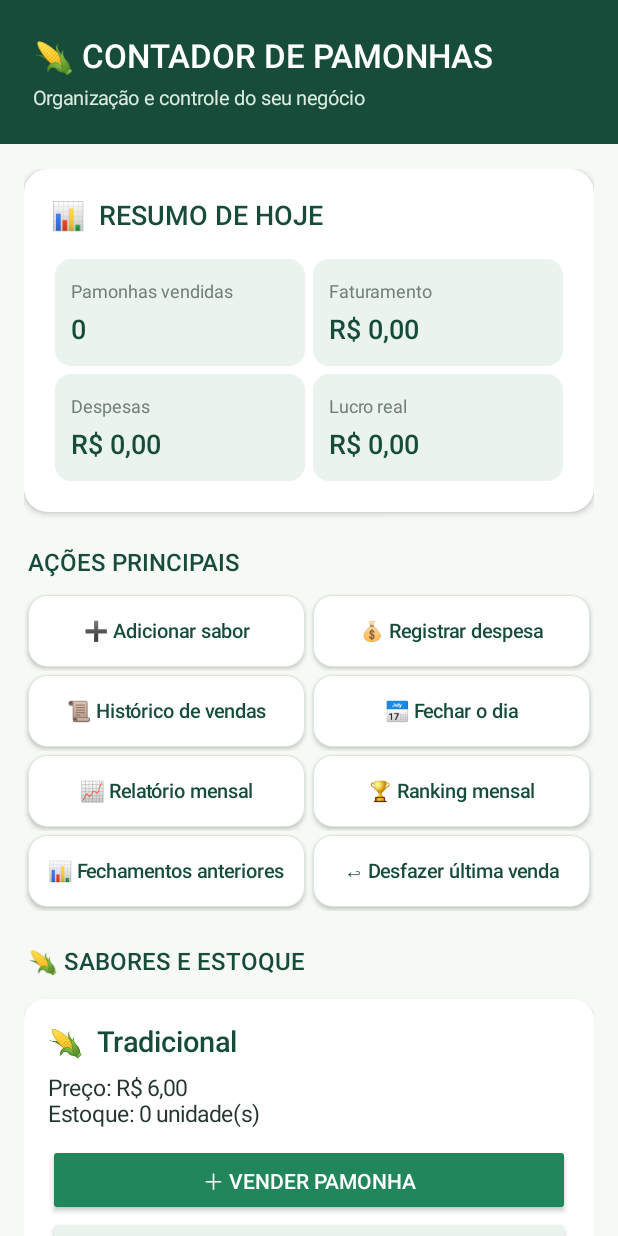
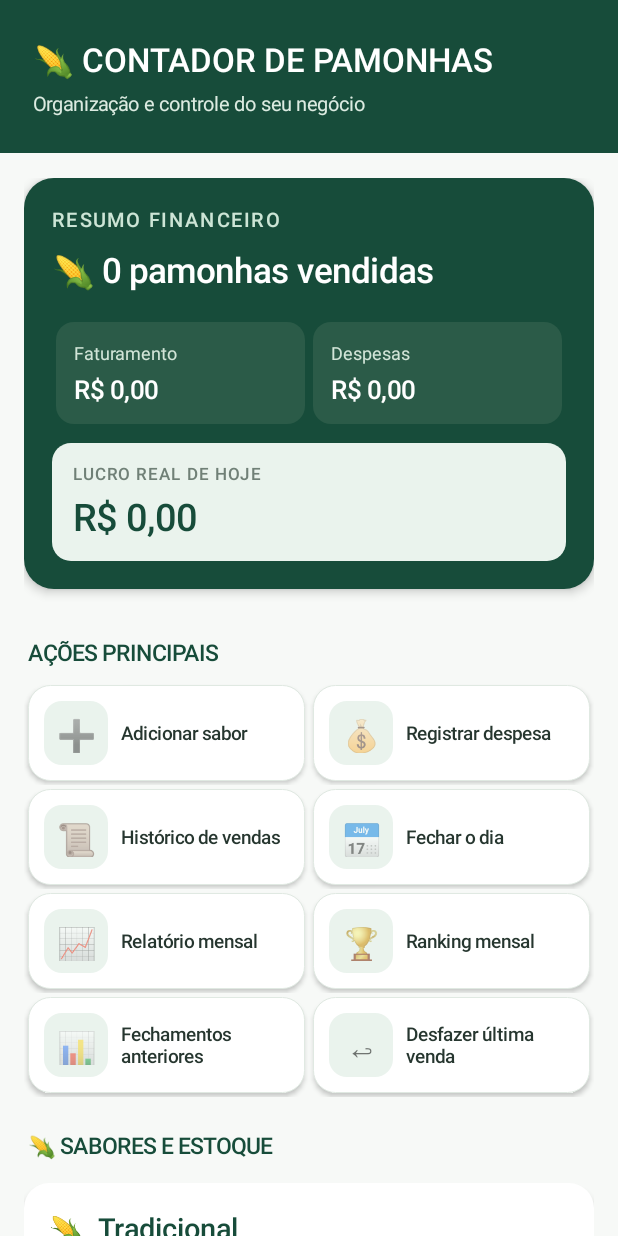
Before and after one commit to joaovitoorcarvalhoo057-creator/Controle-mensal-, an Android app: the screen it shows after launch (MainActivity), on a phone screen of 412 x 824 dp. Run offline under Robolectric (Android 15) with nearby library versions, the phone set to English and light mode, and no system bars.

Commit message:
Update MainActivity.kt

```diff
--- a/app/src/main/java/com/controle/mensal/MainActivity.kt
+++ b/app/src/main/java/com/controle/mensal/MainActivity.kt
@@ -1,3 +1,4 @@
+
 package com.controle.mensal
 
 import android.os.Bundle
@@ -65,7 +66,7 @@ class MainActivity : AppCompatActivity() {
         val header = LinearLayout(this).apply {
             orientation = LinearLayout.VERTICAL
             gravity = Gravity.CENTER_VERTICAL
-            setPadding(dp(22), dp(22), dp(22), dp(22))
+            setPadding(dp(22), dp(25), dp(22), dp(24))
             setBackgroundColor(darkGreen)
         }
 
@@ -81,10 +82,12 @@ class MainActivity : AppCompatActivity() {
             textSize = 13f
             typeface = bodyFont
             setTextColor(Color.rgb(220, 235, 225))
-            setPadding(0, dp(5), 0, 0)
+            setPadding(0, dp(6), 0, 0)
         })
 
-        val scroll = ScrollView(this)
+        val scroll = ScrollView(this).apply {
+            isFillViewport = true
+        }
 
         content = LinearLayout(this).apply {
             orientation = LinearLayout.VERTICAL
@@ -94,7 +97,14 @@ class MainActivity : AppCompatActivity() {
         scroll.addView(content)
 
         root.addView(header)
-        root.addView(scroll)
+        root.addView(
+            scroll,
+            LinearLayout.LayoutParams(
+                LinearLayout.LayoutParams.MATCH_PARENT,
+                0,
+                1f
+            )
+        )
 
         setContentView(root)
 
@@ -153,80 +163,116 @@ class MainActivity : AppCompatActivity() {
     }
 
     private fun addSummaryCard(result: FinancialSummary) {
-
         val card = LinearLayout(this).apply {
             orientation = LinearLayout.VERTICAL
-            setPadding(dp(18), dp(18), dp(18), dp(18))
-            background = roundedBackground(Color.WHITE, 16)
-            elevation = dp(3).toFloat()
+            setPadding(dp(19), dp(19), dp(19), dp(19))
+            background = roundedBackground(darkGreen, 20)
+            elevation = dp(4).toFloat()
         }
 
         card.addView(TextView(this).apply {
-            text = "📊  RESUMO DE HOJE"
-            textSize = 18f
+            text = "RESUMO FINANCEIRO"
+            textSize = 13f
+            letterSpacing = 0.12f
             typeface = titleFont
-            setTextColor(darkGreen)
-            setPadding(0, 0, 0, dp(15))
+            setTextColor(Color.rgb(205, 229, 214))
         })
 
-        addMetricRow(
-            card,
-            "Pamonhas vendidas",
-            result.totalUnits.toString(),
-            "Faturamento",
-            FinanceCalculator.formatMoney(result.revenueCents)
-        )
+        card.addView(TextView(this).apply {
+            text = "🌽 ${result.totalUnits} pamonhas vendidas"
+            textSize = 23f
+            typeface = titleFont
+            setTextColor(Color.WHITE)
+            setPadding(0, dp(9), 0, dp(17))
+        })
 
-        addMetricRow(
-            card,
-            "Despesas",
-            FinanceCalculator.formatMoney(result.expensesCents),
-            "Lucro real",
-            FinanceCalculator.formatMoney(result.profitCents)
-        )
-
-        content.addView(card)
-    }
-
-    private fun addMetricRow(
-        parent: LinearLayout,
-        label1: String,
-        value1: String,
-        label2: String,
-        value2: String
-    ) {
-        val row = LinearLayout(this).apply {
+        val firstRow = LinearLayout(this).apply {
             orientation = LinearLayout.HORIZONTAL
         }
 
-        row.addView(metricView(label1, value1), weightParams())
-        row.addView(metricView(label2, value2), weightParams())
+        firstRow.addView(
+            metricView(
+                "Faturamento",
+                FinanceCalculator.formatMoney(result.revenueCents)
+            ),
+            weightParams()
+        )
 
-        parent.addView(row)
+        firstRow.addView(
+            metricView(
+                "Despesas",
+                FinanceCalculator.formatMoney(result.expensesCents)
+            ),
+            weightParams()
+        )
+
+        card.addView(firstRow)
+
+        val profit = LinearLayout(this).apply {
+            orientation = LinearLayout.VERTICAL
+            setPadding(dp(14), dp(13), dp(14), dp(13))
+            background = roundedBackground(lightGreen, 13)
+        }
+
+        profit.addView(TextView(this).apply {
+            text = "LUCRO REAL DE HOJE"
+            textSize = 11f
+            letterSpacing = 0.1f
+            typeface = titleFont
+            setTextColor(gray)
+        })
+
+        profit.addView(TextView(this).apply {
+            text = FinanceCalculator.formatMoney(result.profitCents)
+            textSize = 25f
+            typeface = numberFont
+            setTextColor(darkGreen)
+            setPadding(0, dp(4), 0, 0)
+        })
+
+        val profitParams = LinearLayout.LayoutParams(
+            LinearLayout.LayoutParams.MATCH_PARENT,
+            LinearLayout.LayoutParams.WRAP_CONTENT
+        ).apply {
+            topMargin = dp(10)
+        }
+
+        card.addView(profit, profitParams)
+
+        val params = LinearLayout.LayoutParams(
+            LinearLayout.LayoutParams.MATCH_PARENT,
+            LinearLayout.LayoutParams.WRAP_CONTENT
+        ).apply {
+            bottomMargin = dp(10)
+        }
+
+        content.addView(card, params)
     }
 
     private fun metricView(
         label: String,
         value: String
     ): LinearLayout {
-
         return LinearLayout(this).apply {
             orientation = LinearLayout.VERTICAL
-            setPadding(dp(11), dp(13), dp(8), dp(13))
-            background = roundedBackground(lightGreen, 11)
+            setPadding(dp(12), dp(12), dp(8), dp(12))
+            background = roundedBackground(
+                Color.rgb(43, 91, 72),
+                12
+            )
 
             addView(TextView(this@MainActivity).apply {
                 text = label
                 textSize = 12f
                 typeface = bodyFont
-                setTextColor(gray)
+                setTextColor(Color.rgb(210, 229, 216))
             })
 
             addView(TextView(this@MainActivity).apply {
                 text = value
-                textSize = 18f
+                textSize = 17f
                 typeface = numberFont
-                setTextColor(darkGreen)
+                setTextColor(Color.WHITE)
                 setPadding(0, dp(5), 0, 0)
             })
         }
@@ -235,9 +281,7 @@ class MainActivity : AppCompatActivity() {
     private fun addActionGrid(
         items: List<Pair<String, () -> Unit>>
     ) {
-
         items.chunked(2).forEach { group ->
-
             val row = LinearLayout(this).apply {
                 orientation = LinearLayout.HORIZONTAL
             }
@@ -260,25 +304,59 @@ class MainActivity : AppCompatActivity() {
     private fun actionButton(
         title: String,
         action: () -> Unit
-    ): Button {
+    ): LinearLayout {
+        val parts = title.split(" ", limit = 2)
+        val icon = parts.firstOrNull() ?: "•"
+        val label = parts.getOrElse(1) { title }
 
-        return Button(this).apply {
-            text = title
-            textSize = 13f
-            isAllCaps = false
-            typeface = titleFont
-            setTextColor(darkGreen)
-            gravity = Gravity.CENTER
-            setPadding(dp(5), dp(7), dp(5), dp(7))
-
+        return LinearLayout(this).apply {
+            orientation = LinearLayout.HORIZONTAL
+            gravity = Gravity.CENTER_VERTICAL
+            setPadding(dp(11), dp(11), dp(8), dp(11))
             background = roundedBackground(
                 Color.WHITE,
-                13,
-                Color.rgb(218, 231, 221),
+                15,
+                Color.rgb(224, 233, 226),
                 dp(1)
             )
+            elevation = dp(2).toFloat()
+            isClickable = true
+            isFocusable = true
 
-            elevation = dp(2).toFloat()
+            val iconView = TextView(this@MainActivity).apply {
+                text = icon
+                textSize = 21f
+                gravity = Gravity.CENTER
+                background = roundedBackground(lightGreen, 12)
+                setPadding(dp(8), dp(8), dp(8), dp(8))
+            }
+
+            addView(
+                iconView,
+                LinearLayout.LayoutParams(
+                    dp(43),
+                    dp(43)
+                )
+            )
+
+            val labelView = TextView(this@MainActivity).apply {
+                text = label
+                textSize = 12.5f
+                typeface = titleFont
+                setTextColor(textColor)
+                gravity = Gravity.CENTER_VERTICAL
+                maxLines = 2
+                setPadding(dp(9), 0, 0, 0)
+            }
+
+            addView(
+                labelView,
+                LinearLayout.LayoutParams(
+                    0,
+                    LinearLayout.LayoutParams.WRAP_CONTENT,
+                    1f
+                )
+            )
 
             setOnClickListener {
                 action()
@@ -286,7 +364,7 @@ class MainActivity : AppCompatActivity() {
 
             layoutParams = LinearLayout.LayoutParams(
                 0,
-                dp(65),
+                dp(78),
                 1f
             ).apply {
                 setMargins(dp(4), dp(5), dp(4), dp(5))
@@ -295,11 +373,10 @@ class MainActivity : AppCompatActivity() {
     }
 
     private fun addFlavorCard(flavor: PamonhaFlavor) {
-
         val card = LinearLayout(this).apply {
             orientation = LinearLayout.VERTICAL
-            setPadding(dp(16), dp(15), dp(16), dp(15))
-            background = roundedBackground(Color.WHITE, 14)
+            setPadding(dp(17), dp(17), dp(17), dp(17))
+            background = roundedBackground(Color.WHITE, 17)
             elevation = dp(3).toFloat()
         }
 
@@ -310,18 +387,56 @@ class MainActivity : AppCompatActivity() {
             setTextColor(darkGreen)
         })
 
-        card.addView(TextView(this).apply {
-            text = "Preço: ${
-                FinanceCalculator.formatMoney(
+        val info = LinearLayout(this).apply {
+            orientation = LinearLayout.HORIZONTAL
+            gravity = Gravity.CENTER_VERTICAL
+            setPadding(0, dp(10), 0, dp(13))
+        }
+
+        val priceInfo = LinearLayout(this).apply {
+            orientation = LinearLayout.VERTICAL
+            addView(TextView(this@MainActivity).apply {
+                text = "PREÇO"
+                textSize = 10f
+                typeface = titleFont
+                setTextColor(gray)
+            })
+
+            addView(TextView(this@MainActivity).apply {
+                text = FinanceCalculator.formatMoney(
                     flavor.priceCents.toLong()
                 )
-            }\nEstoque: ${flavor.stock} unidade(s)"
+                textSize = 17f
+                typeface = numberFont
+                setTextColor(darkGreen)
+                setPadding(0, dp(3), 0, 0)
+            })
+        }
 
-            textSize = 15f
-            typeface = bodyFont
-            setTextColor(textColor)
-            setPadding(0, dp(8), 0, dp(10))
-        })
+        val stockInfo = LinearLayout(this).apply {
+            orientation = LinearLayout.VERTICAL
+            addView(TextView(this@MainActivity).apply {
+                text = "ESTOQUE"
+                textSize = 10f
+                typeface = titleFont
+                setTextColor(gray)
+            })
+
+            addView(TextView(this@MainActivity).apply {
+                text = "${flavor.stock} unidade(s)"
+                textSize = 17f
+                typeface = numberFont
+                setTextColor(
+                    if (flavor.stock > 0) green else red
+                )
+                setPadding(0, dp(3), 0, 0)
+            })
+        }
+
+        info.addView(priceInfo, weightParams())
+        info.addView(stockInfo, weightParams())
+
+        card.addView(info)
 
         val sell = Button(this).apply {
             text = "＋ VENDER PAMONHA"
@@ -405,7 +520,6 @@ class MainActivity : AppCompatActivity() {
     }
 
     private fun flavorDialog() {
-
         val name = EditText(this).apply {
             hint = "Nome do sabor"
         }
@@ -425,7 +539,6 @@ class MainActivity : AppCompatActivity() {
             .setView(dialogLayout(name, price, stock))
             .setNegativeButton("Cancelar", null)
             .setPositiveButton("Salvar") { _, _ ->
-
                 val cents = parseMoney(price.text.toString())
                 val quantity = stock.text.toString().toIntOrNull() ?: -1
 
@@ -443,7 +556,6 @@ class MainActivity : AppCompatActivity() {
     }
 
     private fun editFlavorDialog(flavor: PamonhaFlavor) {
-
         val name = EditText(this).apply {
             setText(flavor.name)
             hint = "Nome"
@@ -472,7 +584,6 @@ class MainActivity : AppCompatActivity() {
             .setView(dialogLayout(name, price, stock))
             .setNegativeButton("Cancelar", null)
             .setPositiveButton("Salvar") { _, _ ->
-
                 val cents = parseMoney(price.text.toString())
                 val quantity = stock.text.toString().toIntOrNull() ?: -1
 
@@ -491,7 +602,6 @@ class MainActivity : AppCompatActivity() {
     }
 
     private fun expenseDialog() {
-
         val description = EditText(this).apply {
             hint = "Descrição da despesa"
         }
@@ -510,7 +620,6 @@ class MainActivity : AppCompatActivity() {
             .setView(dialogLayout(description, category, amount))
             .setNegativeButton("Cancelar", null)
             .setPositiveButton("Salvar") { _, _ ->
-
                 val cents = parseMoney(amount.text.toString())
 
                 if (expenseManager.addExpense(
@@ -527,7 +636,6 @@ class MainActivity : AppCompatActivity() {
     }
 
     private fun historyDialog() {
-
         val sales = todaySales()
 
         val text = sales.joinToString("\n\n") {
@@ -545,7 +653,6 @@ class MainActivity : AppCompatActivity() {
     }
 
     private fun closingDialog() {
-
         AlertDialog.Builder(this)
             .setTitle("Fechar o dia?")
             .setMessage(
@@ -554,7 +661,6 @@ class MainActivity : AppCompatActivity() {
             )
             .setNegativeButton("Cancelar", null)
             .setPositiveButton("Confirmar") { _, _ ->
-
                 val stock = salesManager.getFlavors().sumOf {
                     it.stock
                 }
@@ -572,11 +678,9 @@ class MainActivity : AppCompatActivity() {
     }
 
     private fun closingsDialog() {
-
         val closings = closingRepository.load()
 
         val text = closings.joinToString("\n\n") {
-
             val date = java.text.DateFormat
                 .getDateTimeInstance()
                 .format(it.closingTime)
@@ -598,7 +702,6 @@ class MainActivity : AppCompatActivity() {
     }
 
     private fun todaySales(): List<SaleRecord> {
-
         val start = dayStart()
         val end = start + 24L * 60L * 60L * 1000L
 
@@ -608,7 +711,6 @@ class MainActivity : AppCompatActivity() {
     }
 
     private fun todayExpenses(): List<ExpenseRecord> {
-
         val start = dayStart()
         val end = start + 24L * 60L * 60L * 1000L
 
@@ -618,7 +720,6 @@ class MainActivity : AppCompatActivity() {
     }
 
     private fun dayStart(): Long {
-
         return Calendar.getInstance().apply {
             set(Calendar.HOUR_OF_DAY, 0)
             set(Calendar.MINUTE, 0)
@@ -628,7 +729,6 @@ class MainActivity : AppCompatActivity() {
     }
 
     private fun parseMoney(value: String): Int {
-
         return try {
             (value.trim().replace(",", ".").toBigDecimal() *
                 java.math.BigDecimal(100))
@@ -640,7 +740,6 @@ class MainActivity : AppCompatActivity() {
     }
 
     private fun dialogLayout(vararg fields: EditText): LinearLayout {
-
         return LinearLayout(this).apply {
             orientation = LinearLayout.VERTICAL
             setPadding(dp(25), dp(10), dp(25), dp(10))
@@ -653,18 +752,23 @@ class MainActivity : AppCompatActivity() {
     }
 
     private fun addSection(title: String) {
+        val section = LinearLayout(this).apply {
+            orientation = LinearLayout.HORIZONTAL
+            gravity = Gravity.CENTER_VERTICAL
+            setPadding(dp(3), dp(22), dp(3), dp(9))
+        }
 
-        content.addView(TextView(this).apply {
+        section.addView(TextView(this).apply {
             text = title
-            textSize = 16f
+            textSize = 15f
             typeface = titleFont
             setTextColor(darkGreen)
-            setPadding(dp(3), dp(22), dp(3), dp(9))
         })
+
+        content.addView(section)
     }
 
     private fun weightParams(): LinearLayout.LayoutParams {
-
         return LinearLayout.LayoutParams(
             0,
             LinearLayout.LayoutParams.WRAP_CONTENT,
@@ -680,7 +784,6 @@ class MainActivity : AppCompatActivity() {
         strokeColor: Int = Color.TRANSPARENT,
         strokeWidth: Int = 0
     ): GradientDrawable {
-
         return GradientDrawable().apply {
             setColor(color)
             cornerRadius = dp(radius).toFloat()
```
